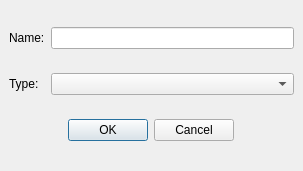
Before: the Qt Designer form src/ui/qgsaddattrdialogbase.ui in kadas-albireo/kadas-albireo, drawn with Qt 5.
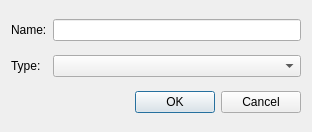
After: the same form once the commit is applied.

Commit message:
Numerous changes in GUI HIG revision:  - use buttonbox instead of free roaming buttons  - All labels updated for consistency  - improve alignment and layouts for unique vale, cont col, etc in vector props  - use style sheets in vect and raster properties and update these reports so they are visually consistent with each other  - In qgsabout clean up layout and also show addition info relating to qt db and image plugins in providers tab (which will be renamed)
Please note this work is ongoing and not the final product yet.

What changed in the file:
```diff
--- a/src/ui/qgsaddattrdialogbase.ui
+++ b/src/ui/qgsaddattrdialogbase.ui
@@ -5,8 +5,8 @@
    <rect>
     <x>0</x>
     <y>0</y>
-    <width>303</width>
-    <height>171</height>
+    <width>312</width>
+    <height>132</height>
    </rect>
   </property>
   <property name="windowTitle" >
@@ -16,84 +16,6 @@
    <bool>true</bool>
   </property>
   <layout class="QGridLayout" >
-   <property name="margin" >
-    <number>9</number>
-   </property>
-   <property name="spacing" >
-    <number>6</number>
-   </property>
-   <item row="2" column="0" colspan="2" >
-    <layout class="QHBoxLayout" >
-     <property name="margin" >
-      <number>0</number>
-     </property>
-     <property name="spacing" >
-      <number>6</number>
-     </property>
-     <item>
-      <spacer>
-       <property name="orientation" >
-        <enum>Qt::Horizontal</enum>
-       </property>
-       <property name="sizeType" >
-        <enum>QSizePolicy::Expanding</enum>
-       </property>
-       <property name="sizeHint" >
-        <size>
-         <width>40</width>
-         <height>20</height>
-        </size>
-       </property>
-      </spacer>
-     </item>
-     <item>
-      <widget class="QPushButton" name="mOkButton" >
-       <property name="text" >
-        <string>OK</string>
-       </property>
-      </widget>
-     </item>
-     <item>
-      <widget class="QPushButton" name="mCancelButton" >
-       <property name="text" >
-        <string>Cancel</string>
-       </property>
-      </widget>
-     </item>
-     <item>
-      <spacer>
-       <property name="orientation" >
-        <enum>Qt::Horizontal</enum>
-       </property>
-       <property name="sizeType" >
-        <enum>QSizePolicy::Expanding</enum>
-       </property>
-       <property name="sizeHint" >
-        <size>
-         <width>60</width>
-         <height>20</height>
-        </size>
-       </property>
-      </spacer>
-     </item>
-    </layout>
-   </item>
-   <item row="1" column="1" >
-    <widget class="QComboBox" name="mTypeBox" />
-   </item>
-   <item row="1" column="0" >
-    <widget class="QLabel" name="textLabel2" >
-     <property name="text" >
-      <string>Type:</string>
-     </property>
-     <property name="buddy" >
-      <cstring>mTypeBox</cstring>
-     </property>
-    </widget>
-   </item>
-   <item row="0" column="1" >
-    <widget class="QLineEdit" name="mNameEdit" />
-   </item>
    <item row="0" column="0" >
     <widget class="QLabel" name="textLabel1" >
      <property name="text" >
@@ -104,6 +26,29 @@
      </property>
     </widget>
    </item>
+   <item row="0" column="1" >
+    <widget class="QLineEdit" name="mNameEdit" />
+   </item>
+   <item row="1" column="0" >
+    <widget class="QLabel" name="textLabel2" >
+     <property name="text" >
+      <string>Type:</string>
+     </property>
+     <property name="buddy" >
+      <cstring>mTypeBox</cstring>
+     </property>
+    </widget>
+   </item>
+   <item row="1" column="1" >
+    <widget class="QComboBox" name="mTypeBox" />
+   </item>
+   <item row="2" column="0" colspan="2" >
+    <widget class="QDialogButtonBox" name="buttonBox" >
+     <property name="standardButtons" >
+      <set>QDialogButtonBox::Cancel|QDialogButtonBox::NoButton|QDialogButtonBox::Ok</set>
+     </property>
+    </widget>
+   </item>
   </layout>
  </widget>
  <layoutdefault spacing="6" margin="11" />
```
Left out of the diff: 37 changed lines with no effect on the pictures. The commit also changes 29 other files.
